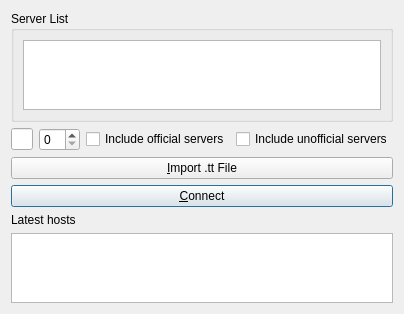
Above: Client/qtTeamTalk/serverlist.ui from BearWare/TeamTalk5 before the change. Below: the same form after it.
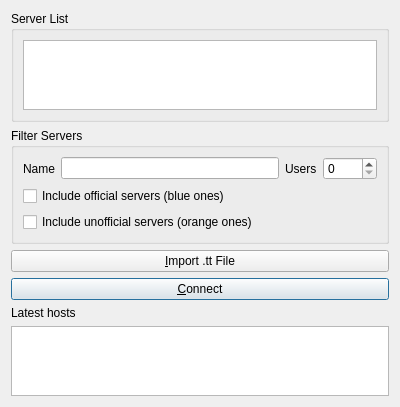
That is the form after the change.

Commit message: Restore filter groupbox and fixe labels

Diff of the .ui file:
```diff
--- a/Client/qtTeamTalk/serverlist.ui
+++ b/Client/qtTeamTalk/serverlist.ui
@@ -29,23 +29,63 @@
    <item>
     <layout class="QHBoxLayout" name="horizontalLayoutFilters">
      <item>
+      <widget class="QGroupBox" name="groupBox_6">
+       <property name="title">
+        <string>Filter Servers</string>
+       </property>
+       <property name="accessibleName">
+        <string>Filter Servers</string>
+       </property>
+       <layout class="QVBoxLayout" name="verticalLayout_4">
+        <item>
+         <layout class="QHBoxLayout" name="horizontalLayout_3">
+          <item>
+           <widget class="QLabel" name="label_3">
+            <property name="text">
+             <string>Name</string>
+            </property>
+            <property name="buddy">
+             <cstring>filternameEdit</cstring>
+            </property>
+           </widget>
+          </item>
+          <item>
       <widget class="QLineEdit" name="filternameEdit"/>
      </item>
      <item>
-      <widget class="QSpinBox" name="filterusersSpinBox"/>
+           <widget class="QLabel" name="label_9">
+            <property name="text">
+             <string>Users</string>
+            </property>
+            <property name="buddy">
+             <cstring>filterusersSpinBox</cstring>
+            </property>
+           </widget>
+          </item>
+          <item>
+           <widget class="QSpinBox" name="filterusersSpinBox">
+            <property name="maximum">
+             <number>4096</number>
+            </property>
+           </widget>
+          </item>
+         </layout>
      </item>
      <item>
       <widget class="QCheckBox" name="officialserverChkBox">
        <property name="text">
-        <string>Include official servers</string>
+           <string>Include official servers (blue ones)</string>
        </property>
       </widget>
      </item>
      <item>
       <widget class="QCheckBox" name="unofficialserverChkBox">
        <property name="text">
-        <string>Include unofficial servers</string>
-       </property>
+           <string>Include unofficial servers (orange ones)</string>
+          </property>
+         </widget>
+        </item>
+       </layout>
       </widget>
      </item>
     </layout>
```
Left out of the diff: 9 changed lines with no effect on the pictures. Lines whose indentation alone changed are shown as unchanged.
